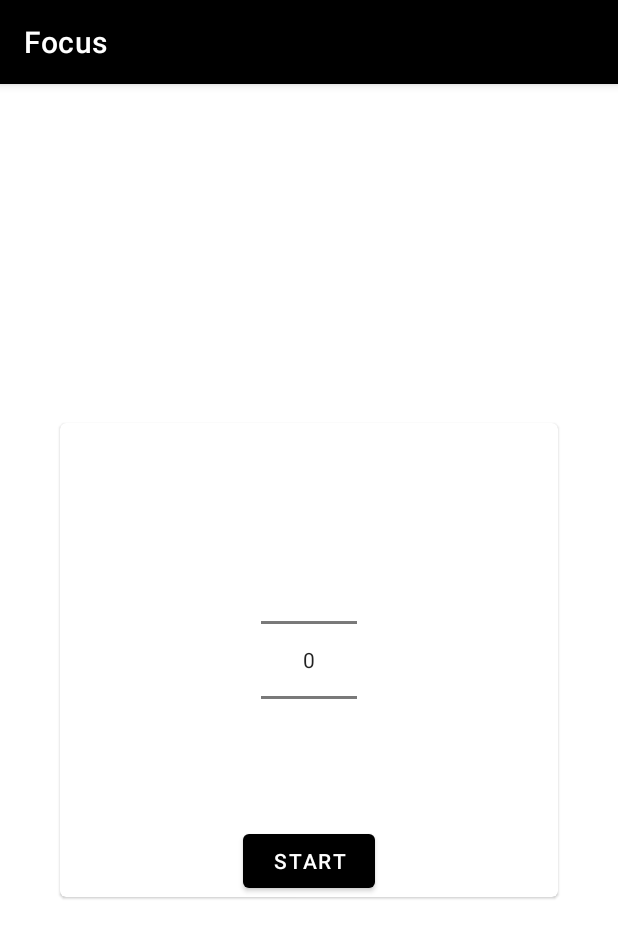
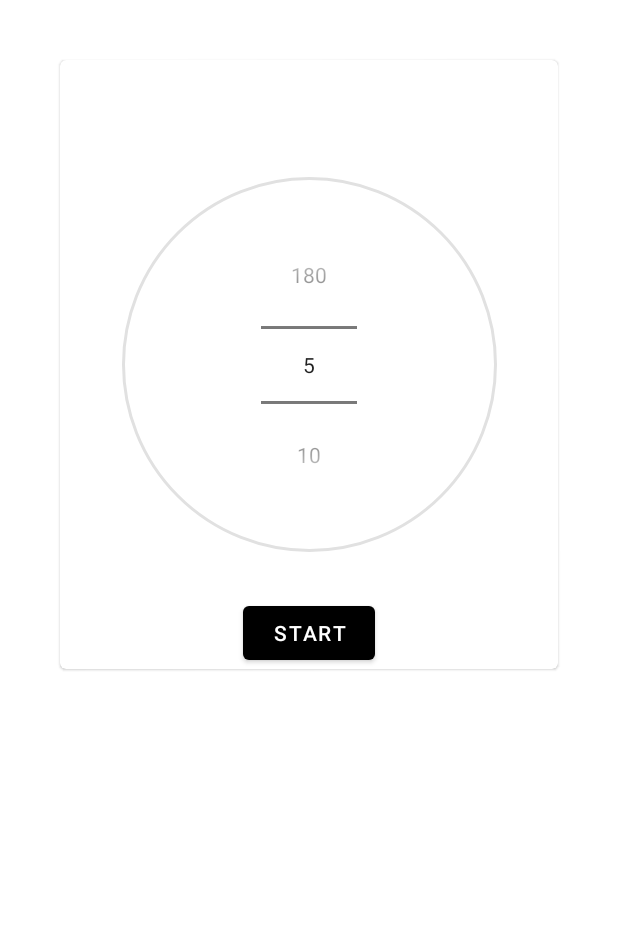
Before and after one commit to PriyabrataNaskar/Focus, an Android app: the screen it shows after launch (MainActivity), on a phone screen of 412 x 824 dp. Shown: the top 938 px of the screen. Run offline under Robolectric (Android 15) with nearby library versions, the phone set to English and light mode, and no system bars.

Commit message:
Time Picker Logic added

```diff
--- a/app/src/main/AndroidManifest.xml
+++ b/app/src/main/AndroidManifest.xml
@@ -9,7 +9,8 @@
         android:roundIcon="@mipmap/ic_launcher_round"
         android:supportsRtl="true"
         android:theme="@style/Theme.Focus">
-        <activity android:name=".MainActivity">
+        <activity android:name=".MainActivity"
+            android:exported="true">
             <intent-filter>
                 <action android:name="android.intent.action.MAIN" />
 
--- a/app/src/main/java/com/priyo/focus/MainActivity.java
+++ b/app/src/main/java/com/priyo/focus/MainActivity.java
@@ -1,14 +1,44 @@
 package com.priyo.focus;
 
 import android.os.Bundle;
+import android.view.View;
+import android.widget.NumberPicker;
 
 import androidx.appcompat.app.AppCompatActivity;
 
-public class MainActivity extends AppCompatActivity {
+import com.google.android.material.button.MaterialButton;
+
+public class MainActivity extends AppCompatActivity implements View.OnClickListener{
+    NumberPicker timePicker;
+    MaterialButton startButton;
+
 
     @Override
     protected void onCreate(Bundle savedInstanceState) {
         super.onCreate(savedInstanceState);
         setContentView(R.layout.activity_main);
+
+        startButton = findViewById(R.id.start_button);
+        startButton.setOnClickListener(this);
+
+        timePicker = findViewById(R.id.time_picker);
+        timePicker.setMinValue(0);
+        timePicker.setMaxValue(23);
+        timePicker.setDisplayedValues(new String[]{"5", "10", "15", "20", "25", "30", "35", "40", "45", "50", "55", "60", "70", "80", "90", "100", "110", "120", "130", "140", "150", "160", "170", "180"});
+
+    }
+
+    //Handle Click Events on start button
+    @Override
+    public void onClick(View view) {
+        if (view.getId() == R.id.start_button){
+
+            //When button text is Start-> change to stop
+            if (startButton.getText().toString().contentEquals(getText(R.string.start))) {
+                startButton.setText(R.string.pause);
+            }else if (startButton.getText().toString().contentEquals(getText(R.string.pause))){ //handle click on stop
+                startButton.setText(R.string.start);
+            }
+        }
     }
 }
--- /dev/null
+++ b/app/src/main/res/drawable/background_circle.xml
@@ -0,0 +1,5 @@
+<?xml version="1.0" encoding="utf-8"?>
+<shape xmlns:android="http://schemas.android.com/apk/res/android"
+    android:shape="oval">
+    <stroke android:width="2dp" android:color="@color/circle_color"/>
+</shape>
--- a/app/src/main/res/layout/activity_main.xml
+++ b/app/src/main/res/layout/activity_main.xml
@@ -11,7 +11,7 @@
         android:layout_width="match_parent"
         android:layout_height="wrap_content"
         android:layout_margin="40dp"
-        app:layout_constraintBottom_toBottomOf="parent"
+        android:layout_marginTop="60dp"
         app:layout_constraintLeft_toLeftOf="parent"
         app:layout_constraintRight_toRightOf="parent"
         app:layout_constraintTop_toTopOf="parent">
@@ -24,6 +24,17 @@
                 android:id="@+id/time_picker"
                 android:layout_width="wrap_content"
                 android:layout_height="wrap_content"
+                android:descendantFocusability="blocksDescendants"
+                app:layout_constraintBottom_toBottomOf="parent"
+                app:layout_constraintLeft_toLeftOf="parent"
+                app:layout_constraintRight_toRightOf="parent"
+                app:layout_constraintTop_toTopOf="parent" />
+
+            <ImageView
+                android:id="@+id/circle"
+                android:layout_width="250dp"
+                android:background="@drawable/background_circle"
+                android:layout_height="250dp"
                 app:layout_constraintBottom_toBottomOf="parent"
                 app:layout_constraintLeft_toLeftOf="parent"
                 app:layout_constraintRight_toRightOf="parent"
@@ -33,11 +44,11 @@
                 android:id="@+id/start_button"
                 android:layout_width="wrap_content"
                 android:layout_height="wrap_content"
-                android:layout_marginTop="20dp"
+                android:layout_margin="30dp"
                 android:text="@string/start"
                 app:layout_constraintEnd_toEndOf="parent"
                 app:layout_constraintStart_toStartOf="parent"
-                app:layout_constraintTop_toBottomOf="@id/time_picker" />
+                app:layout_constraintTop_toBottomOf="@id/circle" />
         </androidx.constraintlayout.widget.ConstraintLayout>
 
     </com.google.android.material.card.MaterialCardView>
--- a/app/src/main/res/values-night/themes.xml
+++ /dev/null
@@ -1,16 +0,0 @@
-<resources xmlns:tools="http://schemas.android.com/tools">
-    <!-- Base application theme. -->
-    <style name="Theme.Focus" parent="Theme.MaterialComponents.DayNight.DarkActionBar">
-        <!-- Primary brand color. -->
-        <item name="colorPrimary">@color/purple_200</item>
-        <item name="colorPrimaryVariant">@color/purple_700</item>
-        <item name="colorOnPrimary">@color/black</item>
-        <!-- Secondary brand color. -->
-        <item name="colorSecondary">@color/teal_200</item>
-        <item name="colorSecondaryVariant">@color/teal_200</item>
-        <item name="colorOnSecondary">@color/black</item>
-        <!-- Status bar color. -->
-        <item name="android:statusBarColor" tools:targetApi="l">?attr/colorPrimaryVariant</item>
-        <!-- Customize your theme here. -->
-    </style>
-</resources>
--- a/app/src/main/res/values/colors.xml
+++ b/app/src/main/res/values/colors.xml
@@ -7,4 +7,6 @@
     <color name="teal_700">#FF018786</color>
     <color name="black">#FF000000</color>
     <color name="white">#FFFFFFFF</color>
+
+    <color name="circle_color">#E1E1E1</color>
 </resources>
--- a/app/src/main/res/values/strings.xml
+++ b/app/src/main/res/values/strings.xml
@@ -1,4 +1,6 @@
 <resources>
     <string name="app_name">Focus</string>
     <string name="start">Start</string>
+    <string name="pause">Pause</string>
+
 </resources>
--- a/app/src/main/res/values/themes.xml
+++ b/app/src/main/res/values/themes.xml
@@ -1,6 +1,7 @@
 <resources xmlns:tools="http://schemas.android.com/tools">
     <!-- Base application theme. -->
-    <style name="Theme.Focus" parent="Theme.MaterialComponents.DayNight.DarkActionBar">
+    <style name="Theme.Focus" parent="Theme.MaterialComponents.Light.NoActionBar">
+        <item name="android:forceDarkAllowed" tools:targetApi="q">false</item>
         <!-- Primary brand color. -->
         <item name="colorPrimary">@color/black</item>
         <item name="colorPrimaryVariant">@color/purple_700</item>
```
